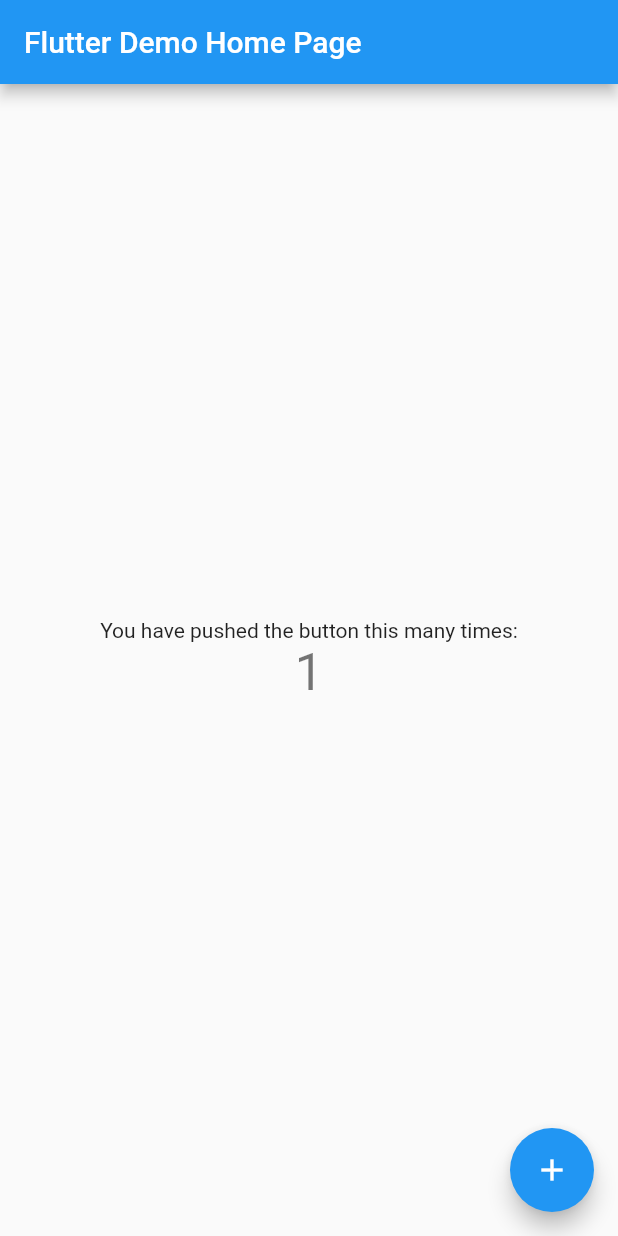
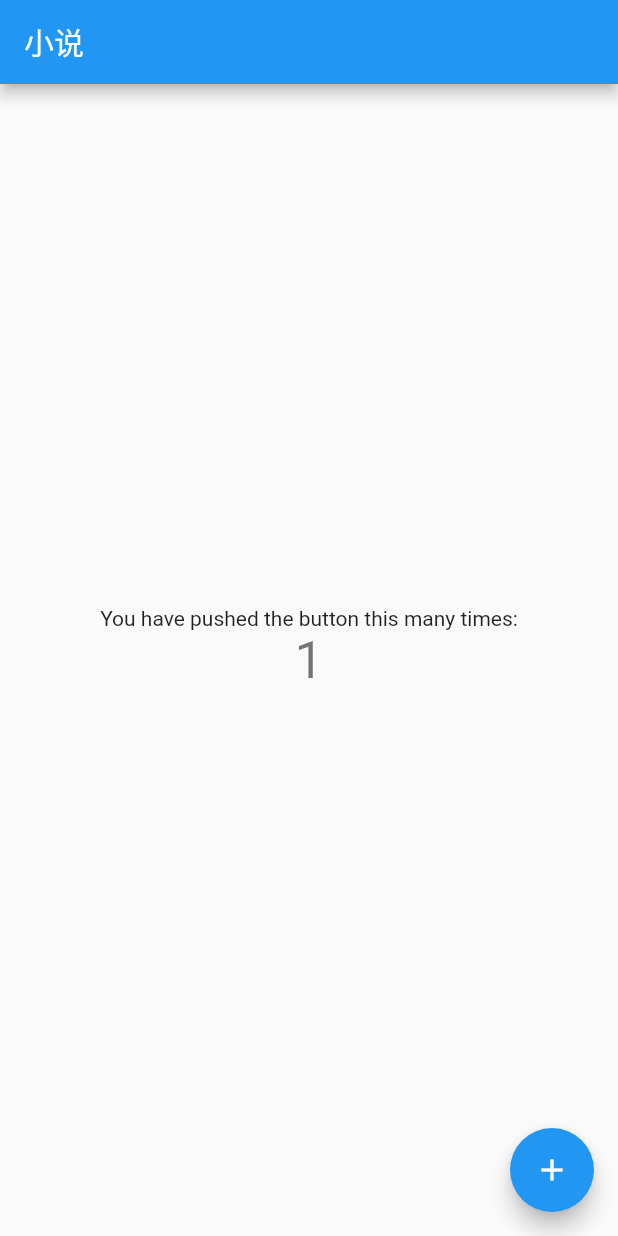
Before and after one commit to gdky005/NovelFlutterPro, a Flutter app: the MyHomePage screen opened directly, after a tap on the "add" icon, on a phone screen of 412 x 824 dp. Run offline on Flutter 3.47's test engine with Material 2 defaults, Android fonts, the phone set to English and light mode, and no system bars; our stand-ins replace dio; network calls fail.

Commit message:
1. 添加 dio; 2. 添加网络测试数据。

```diff
--- a/lib/main.dart
+++ b/lib/main.dart
@@ -1,3 +1,4 @@
+import 'package:dio/dio.dart';
 import 'package:flutter/material.dart';
 
 void main() => runApp(MyApp());
@@ -7,7 +8,7 @@ class MyApp extends StatelessWidget {
   @override
   Widget build(BuildContext context) {
     return MaterialApp(
-      title: 'Flutter Demo',
+      title: '小说',
       theme: ThemeData(
         // This is the theme of your application.
         //
@@ -20,7 +21,7 @@ class MyApp extends StatelessWidget {
         // is not restarted.
         primarySwatch: Colors.blue,
       ),
-      home: MyHomePage(title: 'Flutter Demo Home Page'),
+      home: MyHomePage(title: '小说'),
     );
   }
 }
@@ -45,8 +46,10 @@ class MyHomePage extends StatefulWidget {
 
 class _MyHomePageState extends State<MyHomePage> {
   int _counter = 0;
+  String text = "";
 
   void _incrementCounter() {
+    getHttp();
     setState(() {
       // This call to setState tells the Flutter framework that something has
       // changed in this State, which causes it to rerun the build method below
@@ -55,6 +58,25 @@ class _MyHomePageState extends State<MyHomePage> {
       // called again, and so nothing would appear to happen.
       _counter++;
     });
+  }
+
+  @override
+  void initState() {
+    super.initState();
+  }
+
+  void getHttp() async {
+    try {
+      Response response =
+          await Dio().get("http://yapi.zkteam.cc/mock/52/Novel/jsonNovel");
+      print(response);
+      setState(() {
+        dynamic data = response.data;
+        text = data['result'][2]['sourceUrl'];
+      });
+    } catch (e) {
+      print(e);
+    }
   }
 
   @override
@@ -98,6 +120,7 @@ class _MyHomePageState extends State<MyHomePage> {
               '$_counter',
               style: Theme.of(context).textTheme.display1,
             ),
+            Text(text, style: Theme.of(context).textTheme.body1),
           ],
         ),
       ),
--- a/pubspec.yaml
+++ b/pubspec.yaml
@@ -19,6 +19,7 @@ environment:
 dependencies:
   flutter:
     sdk: flutter
+  dio: ^2.1.16
 
   # The following adds the Cupertino Icons font to your application.
   # Use with the CupertinoIcons class for iOS style icons.
```
Also changed, not shown: pubspec.lock.
